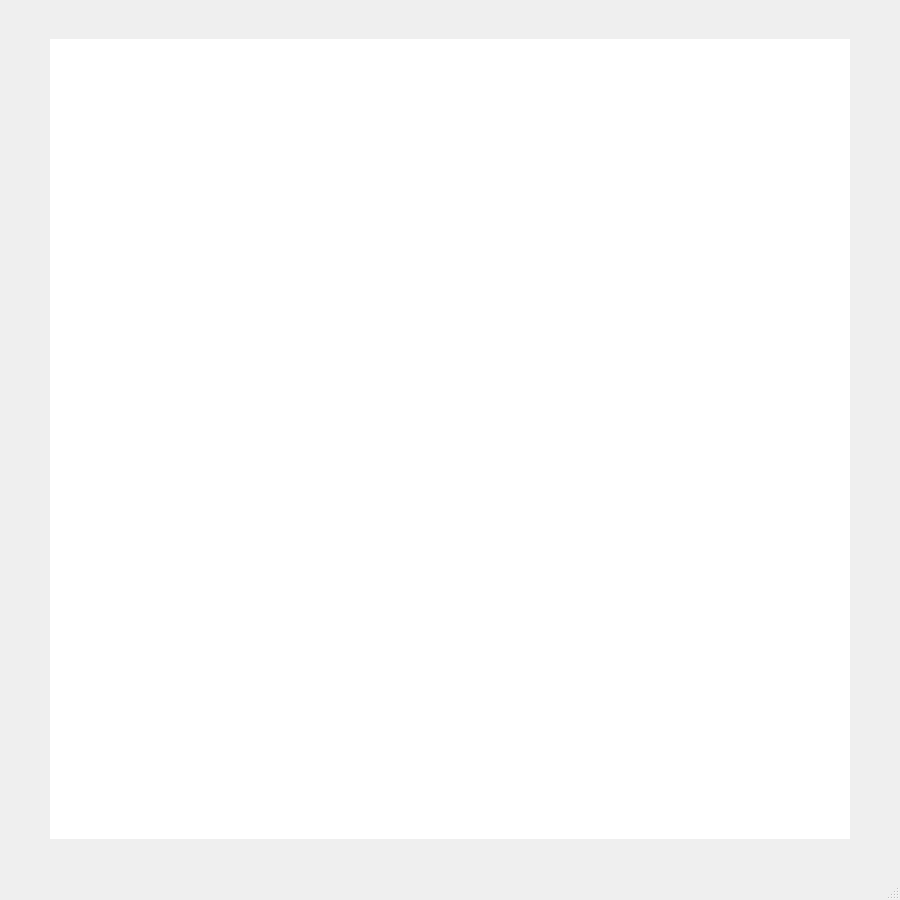
NaoPross/GlowingBroccoli, file src/mainwindow.ui: the form before one commit.
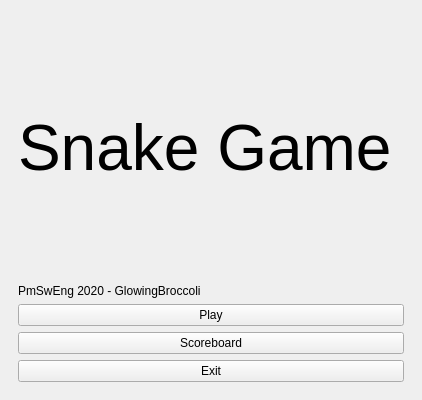
The form after the commit.

Commit message: Create menu and (fix) allow window resizing

```diff
--- a/src/mainwindow.ui
+++ b/src/mainwindow.ui
@@ -6,8 +6,8 @@
    <rect>
     <x>0</x>
     <y>0</y>
-    <width>900</width>
-    <height>900</height>
+    <width>422</width>
+    <height>400</height>
    </rect>
   </property>
   <property name="windowTitle">
@@ -16,17 +16,71 @@
   <widget class="QWidget" name="centralwidget">
    <layout class="QHBoxLayout" name="horizontalLayout">
     <item>
+     <widget class="QStackedWidget" name="stackedWidget">
+      <property name="frameShape">
+       <enum>QFrame::NoFrame</enum>
+      </property>
+      <property name="currentIndex">
+       <number>0</number>
+      </property>
+      <widget class="QWidget" name="menuPage">
+       <layout class="QVBoxLayout" name="verticalLayout_2">
+        <item>
+         <widget class="QLabel" name="titleLabel">
+          <property name="font">
+           <font>
+            <pointsize>48</pointsize>
+           </font>
+          </property>
+          <property name="text">
+           <string>Snake Game</string>
+          </property>
+         </widget>
+        </item>
+        <item>
+         <widget class="QLabel" name="subtitleLabel">
+          <property name="sizePolicy">
+           <sizepolicy hsizetype="Preferred" vsizetype="Fixed">
+            <horstretch>0</horstretch>
+            <verstretch>0</verstretch>
+           </sizepolicy>
+          </property>
+          <property name="text">
+           <string>PmSwEng 2020 - GlowingBroccoli</string>
+          </property>
+         </widget>
+        </item>
+        <item>
+         <widget class="QPushButton" name="playBtn">
+          <property name="text">
+           <string>Play</string>
+          </property>
+         </widget>
+        </item>
+        <item>
+         <widget class="QPushButton" name="scoreboardBtn">
+          <property name="text">
+           <string>Scoreboard</string>
+          </property>
+         </widget>
+        </item>
+        <item>
+         <widget class="QPushButton" name="exitBtn">
+          <property name="text">
+           <string>Exit</string>
+          </property>
+         </widget>
+        </item>
+       </layout>
+      </widget>
+      <widget class="QWidget" name="gamePage">
+       <layout class="QVBoxLayout" name="verticalLayout">
+        <item>
      <widget class="QGraphicsView" name="graphicsView">
       <property name="minimumSize">
        <size>
-        <width>800</width>
-        <height>800</height>
-       </size>
-      </property>
-      <property name="maximumSize">
-       <size>
-        <width>800</width>
-        <height>800</height>
+            <width>300</width>
+            <height>300</height>
        </size>
       </property>
       <property name="frameShape">
@@ -47,17 +101,11 @@
     </item>
    </layout>
   </widget>
-  <widget class="QMenuBar" name="menubar">
-   <property name="geometry">
-    <rect>
-     <x>0</x>
-     <y>0</y>
-     <width>900</width>
-     <height>26</height>
-    </rect>
-   </property>
-  </widget>
-  <widget class="QStatusBar" name="statusbar"/>
+      <widget class="QWidget" name="scoreboardPage"/>
+     </widget>
+    </item>
+   </layout>
+  </widget>
  </widget>
  <resources/>
  <connections/>
```
Lines whose indentation alone changed are shown as unchanged. The commit also changes 4 other files.
